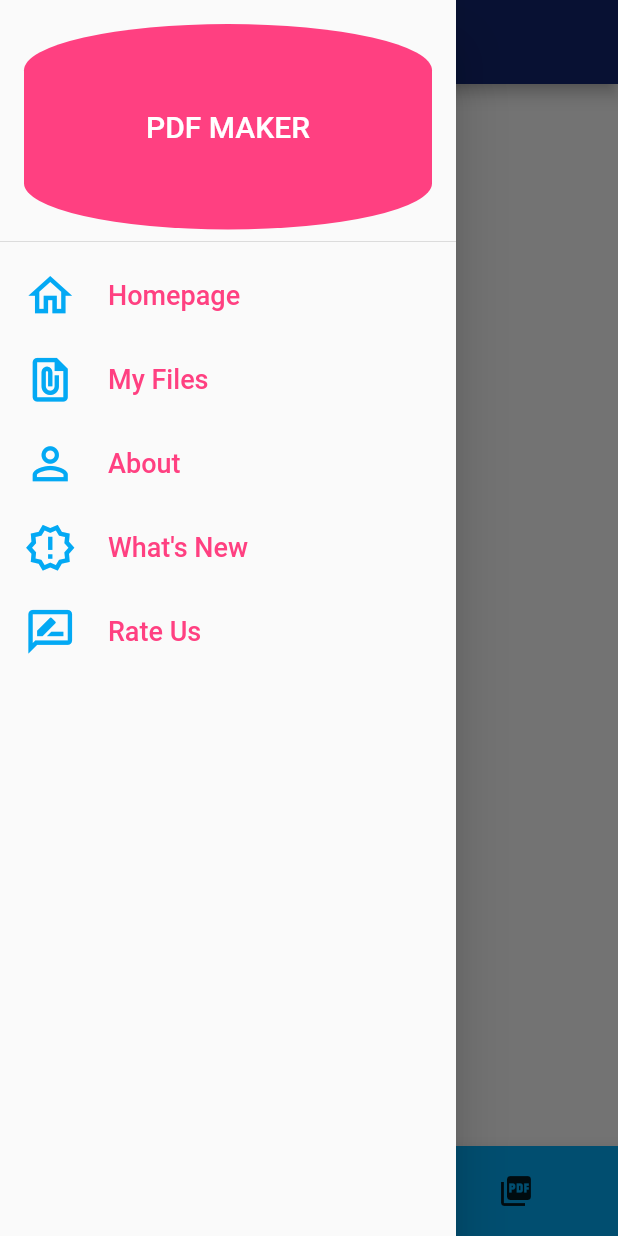
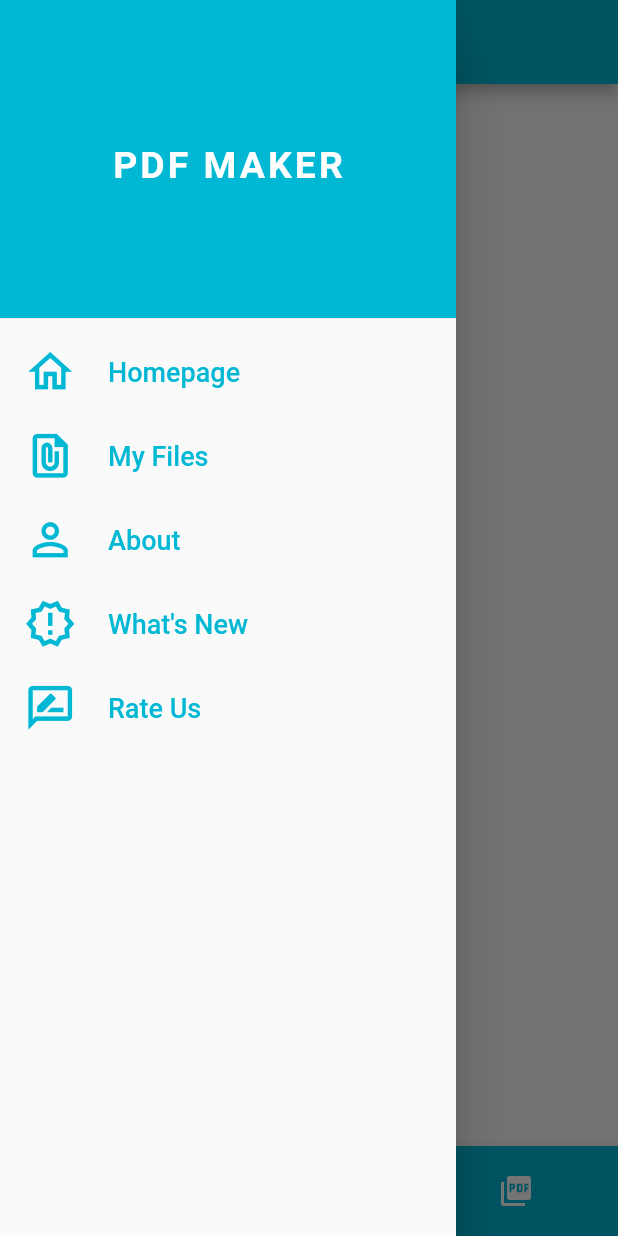
Before and after one commit to beardedsailor/Pdf-Maker-Flutter, a Flutter app: the screen it shows after launch, in the side drawer, after a tap on the "history" icon, on a phone screen of 412 x 824 dp. Run offline on Flutter 3.47's test engine with Material 2 defaults, Android fonts, the phone set to English and light mode, and no system bars; our stand-ins replace fluttertoast, image_cropper, image_gallery_saver, image_picker, open_file, pdf and 1 more; missing offline and left inert: photofilters; Roboto replaces fonts that are missing (ProductSans); statements that could not run were skipped.

Commit message:
some advancement in design of app

```diff
--- a/photo_editor_app/lib/routes/routes.dart
+++ b/photo_editor_app/lib/routes/routes.dart
@@ -1,15 +1,15 @@
 import 'package:flutter/material.dart';
 import 'package:photo_editor_app/routes/route_names.dart';
-import 'package:photo_editor_app/screens/homePage.dart';
+import 'package:photo_editor_app/screens/splashScreen.dart';
 
 class SetupRoutes {
   // Set initial route here
-  static String initialRoute = Routes.HOME_PAGE;
+  static String initialRoute = Routes.SPLASH_SCREEN;
 
   /// Add entry for new route here
   static Map<String, WidgetBuilder> get routes {
     return {
-      Routes.HOME_PAGE: (context) => HomePage(),
+      Routes.SPLASH_SCREEN: (context) => SplashScreen(),
     };
   }
 }
--- a/photo_editor_app/lib/screens/homePage.dart
+++ b/photo_editor_app/lib/screens/homePage.dart
@@ -12,7 +12,6 @@ import 'package:photo_editor_app/utils/elements.dart';
 import 'dart:async';
 import 'package:flutter/widgets.dart';
 import 'package:pdf/widgets.dart' as pw;
-import 'package:photo_editor_app/utils/griditem.dart';
 
 class HomePage extends StatefulWidget {
   @override
@@ -35,7 +34,6 @@ class _HomePageState extends State<HomePage> {
   String pdfFileName;
   TextEditingController _textFieldController = TextEditingController();
   int index = 1;
-  // List<bool> isSelected1 = [false, false, false, false, false];
   List<bool> isSelected1 = [];
   var unique;
 
@@ -121,32 +119,25 @@ class _HomePageState extends State<HomePage> {
             child: ListView(
               padding: EdgeInsets.zero,
               children: <Widget>[
-                DrawerHeader(
-                    child: Stack(
-                  alignment: AlignmentDirectional.topStart,
-                  children: [
-                    Container(
-                      decoration: new BoxDecoration(
-                        color: Colors.pinkAccent,
-                        borderRadius: BorderRadius.only(
-                          topLeft: Radius.elliptical(220, 50),
-                          topRight: Radius.elliptical(220, 50),
-                            bottomLeft: Radius.elliptical(220, 50),
-                            bottomRight: Radius.elliptical(220, 50)),
-                      ),
-                      height: 250,
-                      child: Center(
-                        child: Text(
-                          'PDF MAKER',
-                          style: Elements.textStyle(20.0, Colors.white),
-                        ),
-                      ),
-                    ),
-                  ],
-                )),
+                Container(
+                  height: 220,
+                  child: DrawerHeader(
+
+        child: Center(
+
+          child: Text(
+            "PDF MAKER",
+            style: Elements.textStyle(25.0, Colors.white, fontWeight: FontWeight.bold,letterSpacing:2.0),
+           ),
+        ),
+         decoration: BoxDecoration(
+           color: Colors.cyanAccent[700],
+         ),
+      ),
+                ),
                 ListTile(
-                  leading: new Icon(Icons.home_outlined, color: Colors.lightBlue,size: 35,),
-                  title: Text('Homepage', style: Elements.textStyle(18.0, Colors.pinkAccent),),
+                  leading: new Icon(Icons.home_outlined, color: Colors.cyanAccent[700],size: 35,),
+                  title: Text('Homepage', style: Elements.textStyle(18.0, Colors.cyanAccent[700]),),
                   onTap: () {
                     Navigator.push(
                         context,
@@ -155,16 +146,16 @@ class _HomePageState extends State<HomePage> {
                   },
                 ),
                 ListTile(
-                  leading: new Icon(Icons.file_present, color: Colors.lightBlue,size: 35,),
-                  title: Text('My Files', style: Elements.textStyle(18.0, Colors.pinkAccent),),
+                  leading: new Icon(Icons.file_present, color: Colors.cyanAccent[700],size: 35,),
+                  title: Text('My Files', style: Elements.textStyle(18.0, Colors.cyanAccent[700]),),
                   onTap: () {
                     Navigator.push(context,
                         new MaterialPageRoute(builder: (context) => PdfHistory()));
                   },
                 ),
                 ListTile(
-                  leading: new Icon(Icons.person_outline_outlined,color: Colors.lightBlue,size: 35,),
-                  title: Text('About', style: Elements.textStyle(18.0, Colors.pinkAccent),),
+                  leading: new Icon(Icons.person_outline_outlined,color: Colors.cyanAccent[700],size: 35,),
+                  title: Text('About', style: Elements.textStyle(18.0, Colors.cyanAccent[700]),),
                   onTap: () {
                     Navigator.push(context,
                         new MaterialPageRoute(builder: (context) => AboutUs()));
@@ -172,8 +163,8 @@ class _HomePageState extends State<HomePage> {
                   focusColor: Colors.grey,
                 ),
                 ListTile(
-                  leading: new Icon(Icons.new_releases_outlined, color: Colors.lightBlue,size: 35,),
-                  title: Text("What's New", style: Elements.textStyle(18.0, Colors.pinkAccent),),
+                  leading: new Icon(Icons.new_releases_outlined, color: Colors.cyanAccent[700],size: 35,),
+                  title: Text("What's New", style: Elements.textStyle(18.0, Colors.cyanAccent[700]),),
                   onTap: () {
                     // Navigator.push(
                     //     context,
@@ -182,8 +173,8 @@ class _HomePageState extends State<HomePage> {
                   },
                 ),
                 ListTile(
-                  leading: new Icon(Icons.rate_review_outlined,color: Colors.lightBlue,size: 35,),
-                  title: Text('Rate Us', style: Elements.textStyle(18.0, Colors.pinkAccent),),
+                  leading: new Icon(Icons.rate_review_outlined,color: Colors.cyanAccent[700],size: 35,),
+                  title: Text('Rate Us', style: Elements.textStyle(18.0, Colors.cyanAccent[700]),),
                   onTap: () {
                     // Navigator.push(context,
                     //     new MaterialPageRoute(builder: (context) => ));
@@ -196,7 +187,7 @@ class _HomePageState extends State<HomePage> {
           bottomNavigationBar: BottomAppBar(
             child: Container(
               height: 60,
-              color: Colors.lightBlue,
+              color: Colors.cyanAccent[700],
               child: Row(
                 mainAxisAlignment: MainAxisAlignment.spaceEvenly,
                 children: [
@@ -204,6 +195,7 @@ class _HomePageState extends State<HomePage> {
                       icon: new Icon(
                         Icons.history_rounded,
                         semanticLabel: "History",
+                        color: Colors.white,
                       ),
                       onPressed: () {
                         selectedList.clear();
@@ -216,17 +208,20 @@ class _HomePageState extends State<HomePage> {
                       icon: new Icon(
                         Icons.camera_alt,
                         semanticLabel: "Camera",
+                        color: Colors.white,
                       ),
                       onPressed: () {
                         getCameraImageDetails();
                       }),
                   new IconButton(
-                      icon: new Icon(Icons.photo_library),
+                      icon: new Icon(Icons.photo_library,
+                      color: Colors.white,),
                       onPressed: () {
                         getgalleryImageDetails();
                       }),
                   new IconButton(
-                      icon: new Icon(Icons.picture_as_pdf),
+                      icon: new Icon(Icons.picture_as_pdf,
+                      color: Colors.white,),
                       onPressed: () async {
                         if (selectedList.isNotEmpty) {
                           await _displayTextInputDialog(context);
@@ -367,6 +362,8 @@ class _HomePageState extends State<HomePage> {
                   child: Icon(Icons.delete),
                 ))
       ],
+      backgroundColor: Colors.cyanAccent[700],
+
     );
   }
 
--- a/photo_editor_app/lib/screens/photoEditing.dart
+++ b/photo_editor_app/lib/screens/photoEditing.dart
@@ -103,7 +103,7 @@ class _PhotoEditingState extends State<PhotoEditing> {
                       _saveScreen();
                     })
               ]),
-          backgroundColor: CustomColors.themeBlue,
+          backgroundColor: Colors.cyanAccent[700],
           //Back arrow present in AppBar
           leading: IconButton(
             icon: new Icon(Icons.arrow_back),
@@ -124,7 +124,7 @@ class _PhotoEditingState extends State<PhotoEditing> {
       bottomNavigationBar: BottomNavigationBar(
         onTap: onTappedBar,
         currentIndex: currentIndex,
-        backgroundColor: Colors.lightBlue,
+        backgroundColor: Colors.cyanAccent[700],
         selectedItemColor: CustomColors.themeBlue,
         items: [
           BottomNavigationBarItem(
--- /dev/null
+++ b/photo_editor_app/lib/screens/splashScreen.dart
@@ -0,0 +1,76 @@
+import 'package:flutter/material.dart';
+import 'package:permission_handler/permission_handler.dart';
+import 'package:photo_editor_app/screens/homePage.dart';
+import 'package:photo_editor_app/utils/elements.dart';
+
+class SplashScreen extends StatefulWidget {
+  @override
+  _SplashScreenState createState() => _SplashScreenState();
+}
+
+class _SplashScreenState extends State<SplashScreen> {
+
+  bool permission=true;
+  @override
+  void initState() {
+    _requestPermission();
+    super.initState();
+
+  }
+
+  @override
+  Widget build(BuildContext context) {
+    return Scaffold(
+      body: new Stack(
+        children: [
+          Container(
+            color: Colors.cyan,
+             height: double.infinity,
+    width: double.infinity,
+    alignment: Alignment.center,
+          child: Center(child:
+          Text("PDF MAKER",
+          style: Elements.textStyle(30.0, Colors.white,fontWeight: FontWeight.bold),
+          )),
+          ),
+
+
+          Container(
+            alignment: Alignment.bottomCenter,
+            child: Padding(
+              padding: const EdgeInsets.only(bottom:20.0),
+              child: permission?new CircularProgressIndicator():new Text("Accept permissions",
+          style: Elements.textStyle(14.0, Colors.white),
+          ),
+            ),
+          )
+
+        ],
+      )
+
+
+    );
+  }
+
+  _requestPermission() async {
+    Map<Permission, PermissionStatus> statuses = await [
+      Permission.storage,
+    ].request();
+
+    final info = statuses[Permission.storage].toString();
+    print(info);
+    setState(() {
+      if(info.toString().trim()=="PermissionStatus.granted"){
+         Navigator.push(
+            context, new MaterialPageRoute(builder: (context) => HomePage()));
+      }
+      else{
+        permission=false;
+      }
+
+    });
+    setState(() {
+
+    });
+  }
+}
--- a/photo_editor_app/lib/utils/elements.dart
+++ b/photo_editor_app/lib/utils/elements.dart
@@ -27,12 +27,14 @@ class Elements {
       new BorderSide(color: inputColor, width: inputWidth);
 
   /// this function is called to set the textStyle
-  static TextStyle textStyle(fontsize, fontcolor, {fontWeight}) =>
+  static TextStyle textStyle(fontsize, fontcolor, {fontWeight,letterSpacing}) =>
       new TextStyle(
           color: fontcolor,
           fontSize: fontsize,
           fontFamily: 'ProductSans',
-          fontWeight: fontWeight);
+          fontWeight: fontWeight,
+          letterSpacing: letterSpacing
+          );
 
   static TextStyle labelStyle() =>
       TextStyle(color: Colors.black, fontFamily: 'ProductSans');
@@ -120,12 +122,14 @@ class Elements {
         text,
         style: Elements.textStyle(20.0, Colors.white),
       ),
-      backgroundColor: CustomColors.themeBlue,
+      backgroundColor: Colors.cyanAccent[700],
       //Back arrow present in AppBar
       leading: IconButton(
         icon: new Icon(icon),
         onPressed: onPressed,
       ),
+
+
     );
   }
 
```
Also changed, not shown: photo_editor_app/assets/images/splash.png (added), photo_editor_app/lib/utils/griditem.dart (added), 9 other files.
